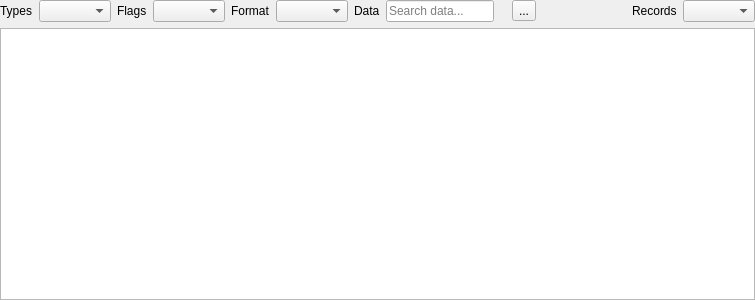
x-tools-author/x-tools, file src/page/panels/outputpanels/datarecords/datarecordsview.ui: the form before one commit.
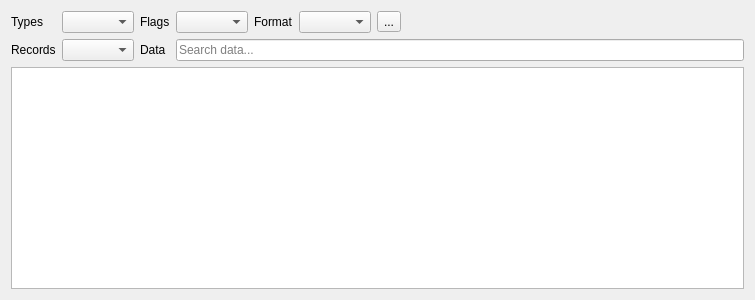
The form after the commit.

The edit to the form file:
```diff
--- a/src/page/panels/outputpanels/datarecords/datarecordsview.ui
+++ b/src/page/panels/outputpanels/datarecords/datarecordsview.ui
@@ -14,42 +14,6 @@
    <string notr="true">Form</string>
   </property>
   <layout class="QGridLayout" name="gridLayout">
-   <property name="leftMargin">
-    <number>0</number>
-   </property>
-   <property name="topMargin">
-    <number>0</number>
-   </property>
-   <property name="rightMargin">
-    <number>0</number>
-   </property>
-   <property name="bottomMargin">
-    <number>0</number>
-   </property>
-   <item row="0" column="4">
-    <widget class="QLabel" name="label_5">
-     <property name="text">
-      <string>Format</string>
-     </property>
-    </widget>
-   </item>
-   <item row="0" column="7">
-    <widget class="QLineEdit" name="lineEditData">
-     <property name="placeholderText">
-      <string>Search data...</string>
-     </property>
-     <property name="clearButtonEnabled">
-      <bool>true</bool>
-     </property>
-    </widget>
-   </item>
-   <item row="0" column="12">
-    <widget class="QLabel" name="label_4">
-     <property name="text">
-      <string>Records</string>
-     </property>
-    </widget>
-   </item>
    <item row="0" column="0">
     <widget class="QLabel" name="label_3">
      <property name="text">
@@ -57,6 +21,13 @@
      </property>
     </widget>
    </item>
+   <item row="0" column="1">
+    <widget class="QComboBox" name="comboBoxTypes">
+     <property name="sizeAdjustPolicy">
+      <enum>QComboBox::SizeAdjustPolicy::AdjustToContents</enum>
+     </property>
+    </widget>
+   </item>
    <item row="0" column="2">
     <widget class="QLabel" name="label">
      <property name="text">
@@ -64,9 +35,6 @@
      </property>
     </widget>
    </item>
-   <item row="1" column="0" colspan="14">
-    <widget class="QTableView" name="tableView"/>
-   </item>
    <item row="0" column="3">
     <widget class="QComboBox" name="comboBoxFlags">
      <property name="sizeAdjustPolicy">
@@ -74,14 +42,28 @@
      </property>
     </widget>
    </item>
-   <item row="0" column="13">
-    <widget class="QComboBox" name="comboBoxRecords">
+   <item row="0" column="4">
+    <widget class="QLabel" name="label_5">
+     <property name="text">
+      <string>Format</string>
+     </property>
+    </widget>
+   </item>
+   <item row="0" column="5">
+    <widget class="QComboBox" name="comboBoxFormats">
      <property name="sizeAdjustPolicy">
       <enum>QComboBox::SizeAdjustPolicy::AdjustToContents</enum>
      </property>
     </widget>
    </item>
-   <item row="0" column="11">
+   <item row="0" column="6">
+    <widget class="QToolButton" name="toolButtonClear">
+     <property name="text">
+      <string>...</string>
+     </property>
+    </widget>
+   </item>
+   <item row="0" column="7">
     <spacer name="horizontalSpacer">
      <property name="orientation">
       <enum>Qt::Orientation::Horizontal</enum>
@@ -94,34 +76,40 @@
      </property>
     </spacer>
    </item>
-   <item row="0" column="1">
-    <widget class="QComboBox" name="comboBoxTypes">
+   <item row="1" column="0">
+    <widget class="QLabel" name="label_4">
+     <property name="text">
+      <string>Records</string>
+     </property>
+    </widget>
+   </item>
+   <item row="1" column="1">
+    <widget class="QComboBox" name="comboBoxRecords">
      <property name="sizeAdjustPolicy">
       <enum>QComboBox::SizeAdjustPolicy::AdjustToContents</enum>
      </property>
     </widget>
    </item>
-   <item row="0" column="10">
-    <widget class="QToolButton" name="toolButtonClear">
-     <property name="text">
-      <string>...</string>
-     </property>
-    </widget>
-   </item>
-   <item row="0" column="6">
+   <item row="1" column="2">
     <widget class="QLabel" name="label_2">
      <property name="text">
       <string>Data</string>
      </property>
     </widget>
    </item>
-   <item row="0" column="5">
-    <widget class="QComboBox" name="comboBoxFormats">
-     <property name="sizeAdjustPolicy">
-      <enum>QComboBox::SizeAdjustPolicy::AdjustToContents</enum>
+   <item row="1" column="3" colspan="5">
+    <widget class="QLineEdit" name="lineEditData">
+     <property name="placeholderText">
+      <string>Search data...</string>
+     </property>
+     <property name="clearButtonEnabled">
+      <bool>true</bool>
      </property>
     </widget>
    </item>
+   <item row="2" column="0" colspan="8">
+    <widget class="QTableView" name="tableView"/>
+   </item>
   </layout>
  </widget>
  <resources/>
```
